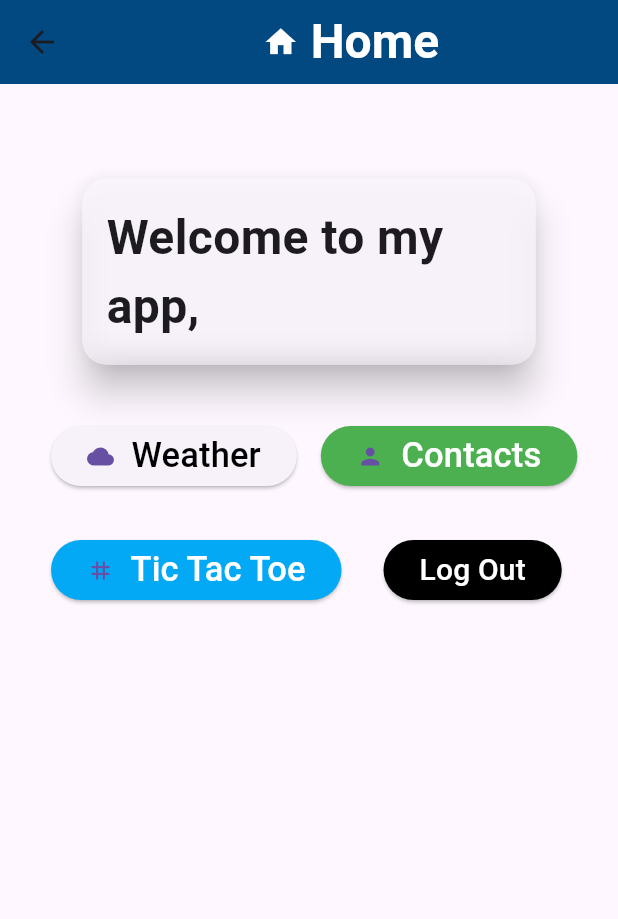
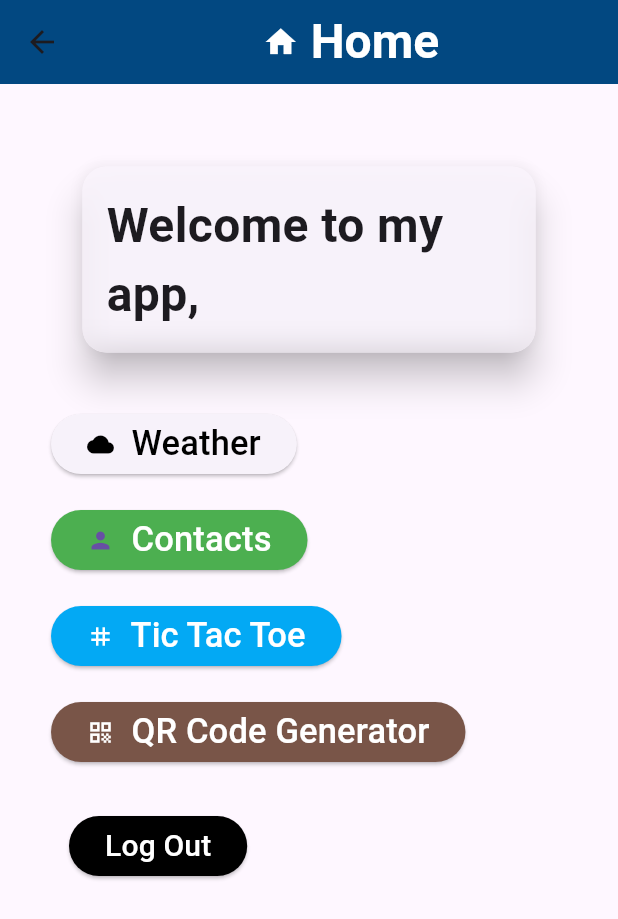
Before and after one commit to aaravmody/Unicode-task, a Flutter app: the MyDashboard screen opened directly, on a phone screen of 412 x 824 dp. Shown: the top 919 px of the screen. Run offline on Flutter 3.47's test engine with Material 2 defaults, Android fonts, the phone set to English and light mode, and no system bars; our stand-ins replace animated_splash_screen, contacts_service, flutter_contacts, qr_flutter, shared_preferences; accounts and stored records are empty.

Commit message:
qr code generator

```diff
--- a/lib/contact_2.dart
+++ b/lib/contact_2.dart
@@ -1,7 +1,7 @@
 import 'dart:typed_data';
 import 'package:flutter/material.dart';
 import 'package:flutter_contacts/flutter_contacts.dart';
-import 'package:url_launcher/url_launcher.dart';
+//import 'package:url_launcher/url_launcher.dart';
 
 class MyHomePage extends StatefulWidget {
   const MyHomePage({Key? key}) : super(key: key);
--- a/lib/success.dart
+++ b/lib/success.dart
@@ -7,6 +7,7 @@ import 'package:weather/cityname.dart';
 import 'package:weather/contact_2.dart';
 import 'package:weather/contacts.dart';
 import 'package:weather/login.dart';
+import 'package:weather/qr.dart';
 import 'package:weather/tictac.dart';
 import 'package:weather/weather.dart';
 
@@ -20,7 +21,7 @@ class MainPage extends StatelessWidget {
       ),
       home: AnimatedSplashScreen(
         splash: Icon(Icons.home),
-        splashIconSize: 150,
+        splashIconSize: 200,
         splashTransition: SplashTransition.scaleTransition,
         backgroundColor: Colors.blue,
         nextScreen: MyDashboard(),
@@ -79,8 +80,8 @@ class _MyDashboardState extends State<MyDashboard> {
         child: SizedBox(
           width: double.infinity,
           height: 350,
-          child: Column(
-            mainAxisAlignment: MainAxisAlignment.center,
+          child: Wrap(
+            // mainAxisAlignment: MainAxisAlignment.center,
             children: <Widget>[
               Center(
                 child: Padding(
@@ -97,8 +98,8 @@ class _MyDashboardState extends State<MyDashboard> {
                           filter: ImageFilter.blur(sigmaX: 10, sigmaY: 10),
                           child: Padding(
                             padding: EdgeInsets.all(16.0),
-                            child: Column(
-                              crossAxisAlignment: CrossAxisAlignment.center,
+                            child: Wrap(
+                              // crossAxisAlignment: CrossAxisAlignment.center,
                               children: [
                                 Center(
                                   child: Text(
@@ -118,9 +119,9 @@ class _MyDashboardState extends State<MyDashboard> {
                   ),
                 ),
               ),
-              Row(
-                crossAxisAlignment: CrossAxisAlignment.center,
-                mainAxisAlignment: MainAxisAlignment.spaceAround,
+              Wrap(
+                // crossAxisAlignment: CrossAxisAlignment.center,
+                // mainAxisAlignment: MainAxisAlignment.spaceAround,
                 children: [
                   Padding(
                     padding: const EdgeInsets.all(8.0),
@@ -133,7 +134,7 @@ class _MyDashboardState extends State<MyDashboard> {
                       child: Wrap(
                           crossAxisAlignment: WrapCrossAlignment.center,
                           children: [
-                            Icon(Icons.cloud),
+                            Icon(Icons.cloud, color: Colors.black),
                             Text('  Weather',
                                 style: TextStyle(
                                   fontSize: 23,
@@ -150,7 +151,7 @@ class _MyDashboardState extends State<MyDashboard> {
                               MaterialStatePropertyAll(Colors.green)),
                       onPressed: () {
                         logindata.setBool('Login', true);
-                        Navigator.pushReplacement(
+                        Navigator.push(
                             context,
                             new MaterialPageRoute(
                                 builder: (context) => MyHomePage()));
@@ -169,9 +170,9 @@ class _MyDashboardState extends State<MyDashboard> {
                   ),
                 ],
               ),
-              Row(
-                crossAxisAlignment: CrossAxisAlignment.center,
-                mainAxisAlignment: MainAxisAlignment.spaceAround,
+              Wrap(
+                // crossAxisAlignment: CrossAxisAlignment.center,
+                // mainAxisAlignment: MainAxisAlignment.spaceAround,
                 children: [
                   Padding(
                     padding: const EdgeInsets.all(8.0),
@@ -187,7 +188,7 @@ class _MyDashboardState extends State<MyDashboard> {
                       child: Wrap(
                           crossAxisAlignment: WrapCrossAlignment.center,
                           children: [
-                            Icon(Icons.grid_3x3),
+                            Icon(Icons.grid_3x3, color: Colors.white),
                             Text('  Tic Tac Toe',
                                 style: TextStyle(
                                   fontSize: 23,
@@ -197,25 +198,45 @@ class _MyDashboardState extends State<MyDashboard> {
                     ),
                   ),
                   Padding(
-                    padding: const EdgeInsets.all(20.0),
+                    padding: const EdgeInsets.all(8.0),
                     child: ElevatedButton(
                       style: ButtonStyle(
                           backgroundColor:
-                              MaterialStatePropertyAll(Colors.black)),
+                              MaterialStatePropertyAll(Colors.brown)),
                       onPressed: () {
-                        logindata.setBool('login', true);
-                        Navigator.pushReplacement(
-                            context,
-                            new MaterialPageRoute(
-                                builder: (context) => Login()));
+                        logindata.setBool('Login', true);
+                        Navigator.push(context,
+                            MaterialPageRoute(builder: (context) => QrCode()));
                       },
-                      child: Text(
-                        'Log Out',
-                        style: TextStyle(fontSize: 20, color: Colors.white),
-                      ),
+                      child: Wrap(
+                          crossAxisAlignment: WrapCrossAlignment.center,
+                          children: [
+                            Icon(Icons.qr_code, color: Colors.white),
+                            Text('  QR Code Generator',
+                                style: TextStyle(
+                                  fontSize: 23,
+                                  color: Colors.white,
+                                )),
+                          ]),
                     ),
                   ),
                 ],
+              ),
+              Padding(
+                padding: const EdgeInsets.all(20.0),
+                child: ElevatedButton(
+                  style: ButtonStyle(
+                      backgroundColor: MaterialStatePropertyAll(Colors.black)),
+                  onPressed: () {
+                    logindata.setBool('login', true);
+                    Navigator.push(context,
+                        new MaterialPageRoute(builder: (context) => Login()));
+                  },
+                  child: Text(
+                    'Log Out',
+                    style: TextStyle(fontSize: 20, color: Colors.white),
+                  ),
+                ),
               ),
             ],
           ),
--- a/pubspec.yaml
+++ b/pubspec.yaml
@@ -36,6 +36,7 @@ dependencies:
   animated_splash_screen: ^1.3.0
   flutter_contacts: ^1.1.7+1
   url_launcher: ^6.1.12
+  qr_flutter: ^4.1.0
 
 
   # The following adds the Cupertino Icons font to your application.
```
Also changed, not shown: lib/login.dart (+28 -5 lines), lib/qr.dart (added, +104 -0 lines), pubspec.lock, 2 other files.
